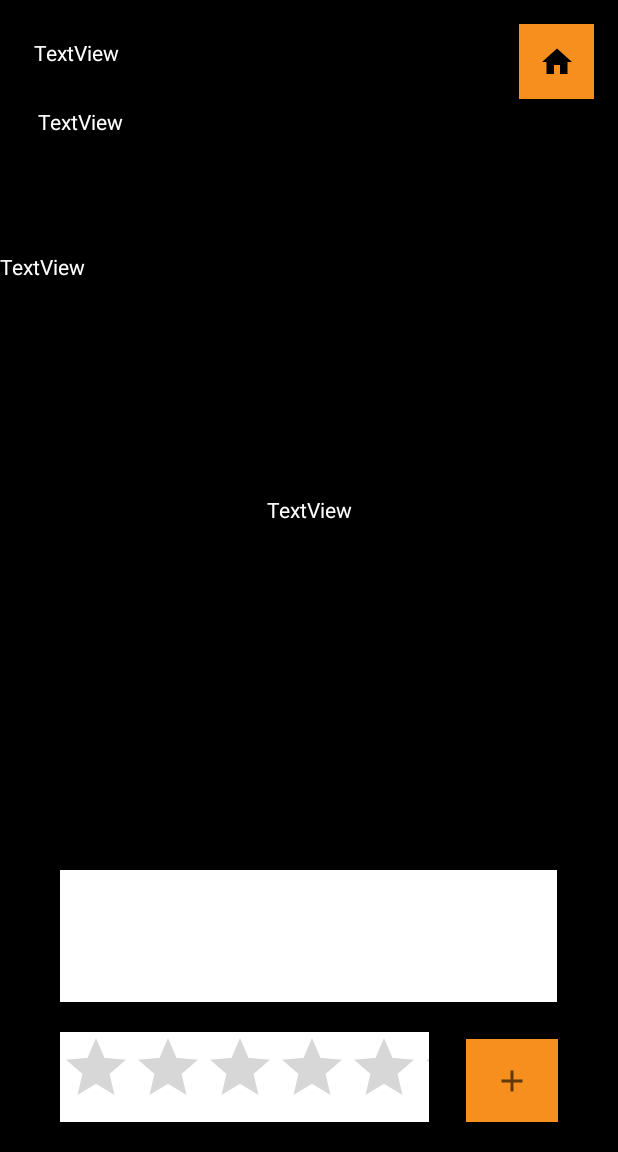
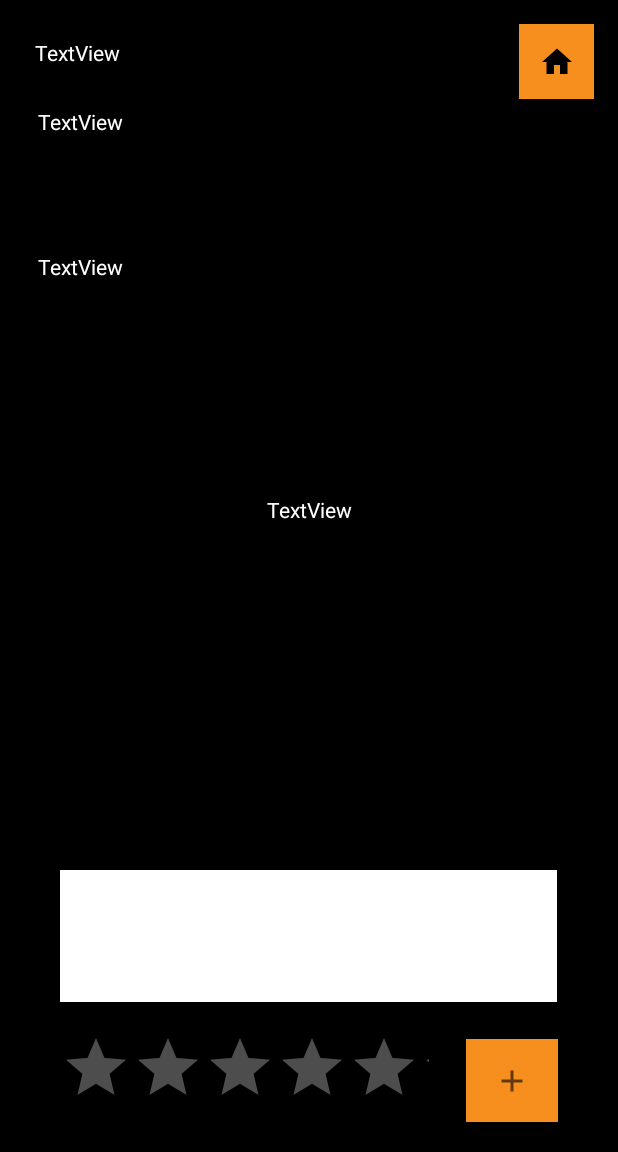
Before and after one commit to MauricioArevaloTorres/GuiaCastor2, an Android app: the Comentarios screen opened directly, with no data from a screen before it, on a phone screen of 412 x 824 dp, the part 84-1236 px from its top. Run offline under Robolectric (Android 15) with nearby library versions, the phone set to English and light mode, and no system bars; our stand-ins replace Firebase (no records; nobody signed in at launch, a user with empty details on screens opened directly).

Commit message:
leves modificaciones

```diff
--- a/app/src/main/res/layout/activity_comentarios.xml
+++ b/app/src/main/res/layout/activity_comentarios.xml
@@ -49,12 +49,13 @@
         android:id="@+id/txt_area"
         android:layout_width="wrap_content"
         android:layout_height="wrap_content"
+        android:layout_marginStart="25dp"
         android:layout_marginTop="25dp"
         android:text="TextView"
         android:textColor="@color/blanco"
         app:layout_constraintBottom_toTopOf="@+id/txt_id"
-        app:layout_constraintTop_toTopOf="parent"
-        tools:layout_editor_absoluteX="150dp" />
+        app:layout_constraintStart_toStartOf="parent"
+        app:layout_constraintTop_toTopOf="parent" />
 
     <androidx.recyclerview.widget.RecyclerView
         android:id="@+id/rcv_lista"
@@ -89,7 +90,7 @@
         android:layout_height="60dp"
         android:layout_marginStart="40dp"
         android:layout_marginBottom="20dp"
-        android:background="@color/blanco"
+        android:theme="@style/RatingBar"
         app:layout_constraintBottom_toBottomOf="parent"
         app:layout_constraintEnd_toStartOf="@+id/btn_add"
         app:layout_constraintHorizontal_bias="0.0"
--- a/app/src/main/res/layout/list_com_single.xml
+++ b/app/src/main/res/layout/list_com_single.xml
@@ -20,11 +20,12 @@
 
     <RatingBar
         android:id="@+id/rtn_cali"
+        android:isIndicator="true"
         android:layout_width="wrap_content"
         android:layout_height="50dp"
         android:layout_marginStart="20dp"
         android:layout_marginTop="20dp"
-        android:background="@color/blanco"
+        android:theme="@style/RatingBar"
         app:layout_constraintStart_toStartOf="parent"
         app:layout_constraintTop_toBottomOf="@+id/txt_com" />
 </androidx.constraintlayout.widget.ConstraintLayout>
--- a/app/src/main/res/values/styles.xml
+++ b/app/src/main/res/values/styles.xml
@@ -16,6 +16,11 @@
         <item name="android:textColor">@android:color/white</item>
     </style>
 
+    <!-- Rating Bars -->
+    <style name="RatingBar" parent="Theme.AppCompat">
+        <item name="colorControlNormal">@color/blanco</item>
+        <item name="colorControlActivated">@color/naranja</item>
+    </style>
     <!-- Light EditTexts -->
     <style name="ThemeOverlay.MyLightEditText" parent="ThemeOverlay.AppCompat.Dark"/>
 
```
